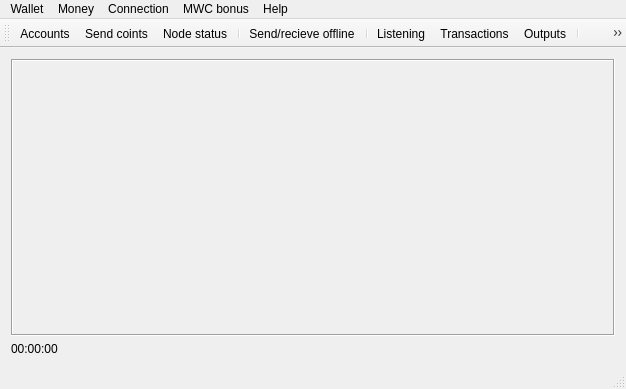
Before: the Qt Designer form core/mainwindow.ui in mwcproject/mwc-qt-wallet, drawn with Qt 5.
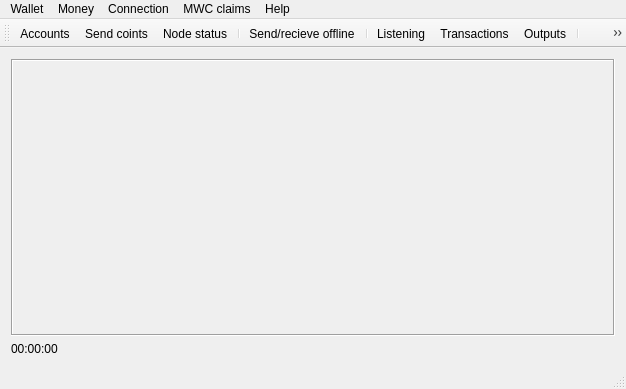
After: the same form once the commit is applied. Icons and pictures are not drawn.

Patch:
```diff
--- a/core/mainwindow.ui
+++ b/core/mainwindow.ui
@@ -84,7 +84,7 @@
    </widget>
    <widget class="QMenu" name="menuMWC_bonus">
     <property name="title">
-     <string>MWC bonus</string>
+     <string>MWC claims</string>
     </property>
     <addaction name="actionAirdrop"/>
     <addaction name="actionHODL"/>
```
Left out of the diff: 26 changed lines with no effect on the pictures.
